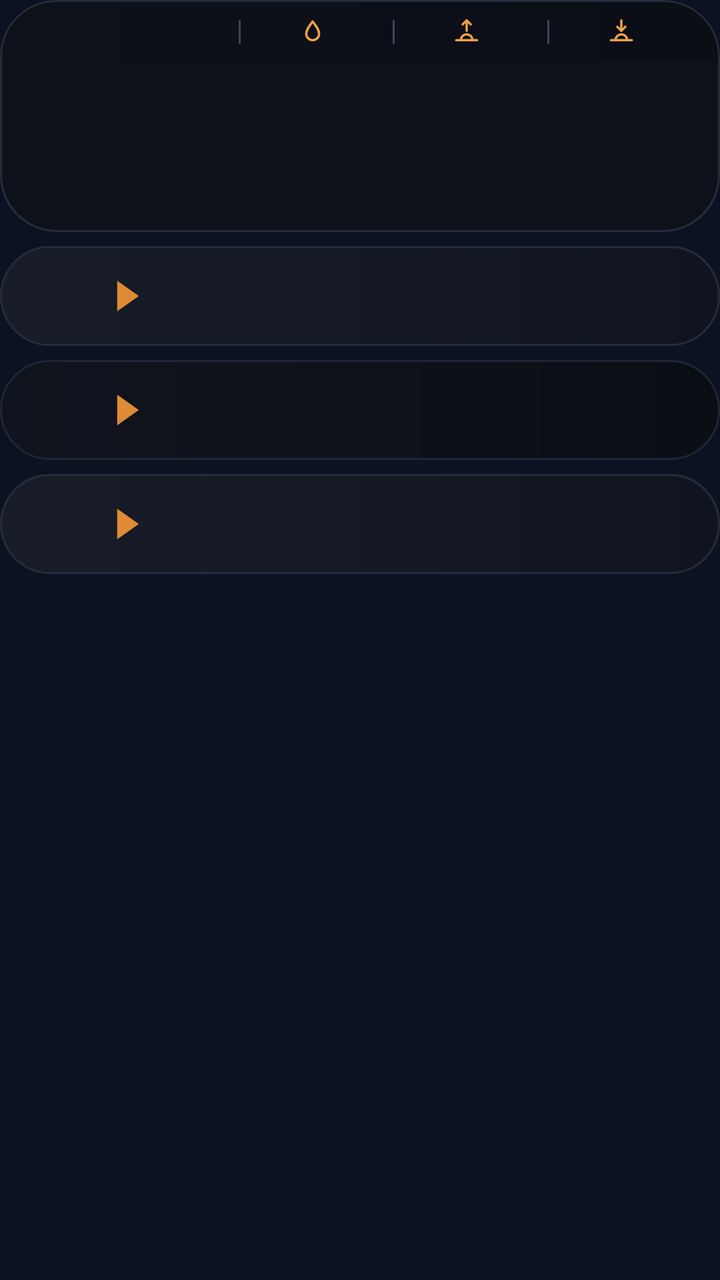
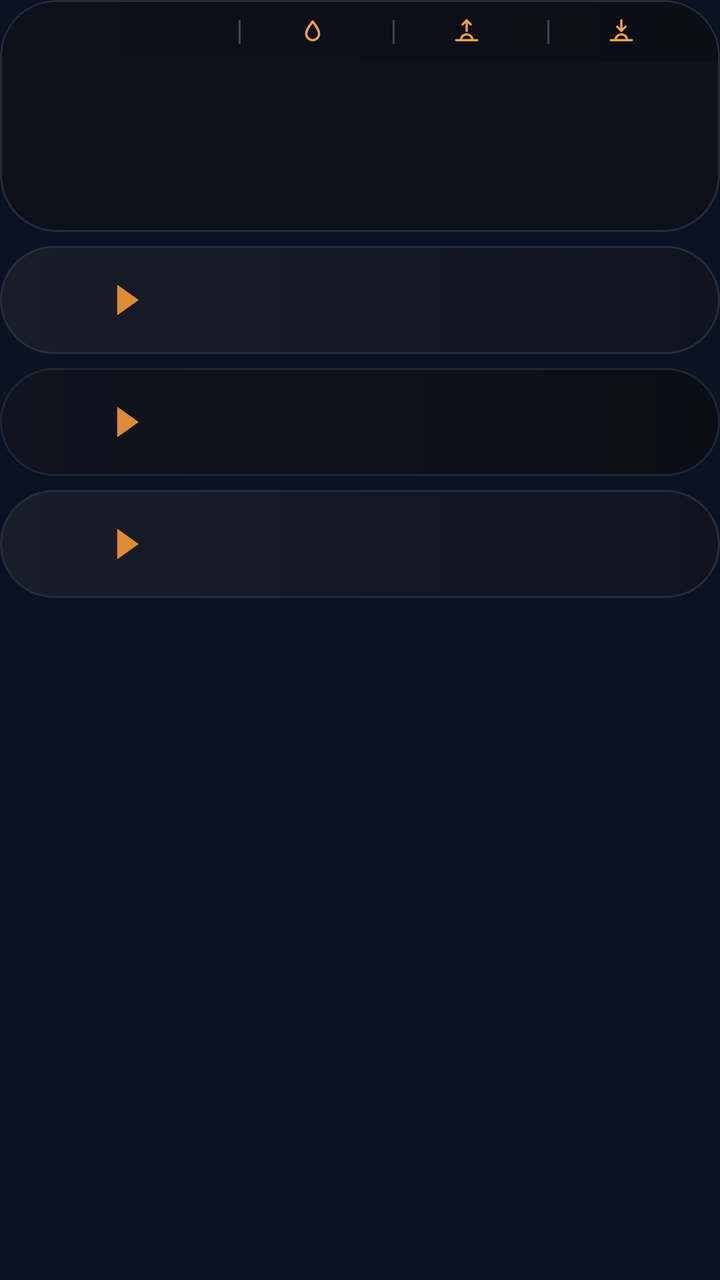

Compare the two renders of this Android layout. The source of the first and the diff that turns it into the second are given below.
<!-- AndroidManifest.xml: application theme AppTheme -->
<!-- res/layout/widget_k3.xml -->
<?xml version="1.0" encoding="utf-8"?>
<FrameLayout xmlns:android="http://schemas.android.com/apk/res/android"
    android:id="@+id/root"
    android:layout_width="match_parent"
    android:layout_height="match_parent"
    android:padding="0dp">

    <LinearLayout
        android:layout_width="match_parent"
        android:layout_height="wrap_content"
        android:orientation="vertical">
        <LinearLayout
            android:layout_width="match_parent"
            android:layout_height="wrap_content"
            android:background="@drawable/cur_clocks"
            android:clipToOutline="true"
            android:orientation="vertical"
            android:padding="1dp">
        <LinearLayout
            android:layout_width="match_parent"
            android:layout_height="30dp"
            android:orientation="horizontal"
            android:gravity="center"
            android:background="@drawable/cur_header_top"
            android:paddingStart="8dp"
            android:paddingEnd="8dp">
            <LinearLayout
                android:layout_width="0dp"
                android:layout_height="match_parent"
                android:layout_weight="1.45"
                android:gravity="center"
                android:orientation="horizontal">
                <ImageView
                    android:id="@+id/hdr_feels"
                    android:layout_width="wrap_content"
                    android:layout_height="18dp"
                    android:adjustViewBounds="true"
                    android:scaleType="fitCenter" />
            </LinearLayout>
            <ImageView
                android:id="@+id/sep0"
                android:layout_width="1dp"
                android:layout_height="12dp"
                android:src="@drawable/cur_sep"
                android:scaleType="fitXY" />
            <LinearLayout
                android:layout_width="0dp"
                android:layout_height="match_parent"
                android:layout_weight="1"
                android:gravity="center"
                android:orientation="horizontal">
                <ImageView
                    android:id="@+id/ic0"
                    android:layout_width="14dp"
                    android:layout_height="14dp"
                    android:src="@drawable/ic_drop"
                    android:scaleType="fitCenter" />
                <ImageView
                    android:id="@+id/hdr_hum"
                    android:layout_width="wrap_content"
                    android:layout_height="18dp"
                    android:adjustViewBounds="true"
                    android:layout_marginStart="4dp"
                    android:scaleType="fitCenter" />
            </LinearLayout>
            <ImageView
                android:id="@+id/sep1"
                android:layout_width="1dp"
                android:layout_height="12dp"
                android:src="@drawable/cur_sep"
                android:scaleType="fitXY" />
            <LinearLayout
                android:layout_width="0dp"
                android:layout_height="match_parent"
                android:layout_weight="1"
                android:gravity="center"
                android:orientation="horizontal">
                <ImageView
                    android:id="@+id/ic1"
                    android:layout_width="14dp"
                    android:layout_height="14dp"
                    android:src="@drawable/ic_sunrise"
                    android:scaleType="fitCenter" />
                <ImageView
                    android:id="@+id/hdr_rise"
                    android:layout_width="wrap_content"
                    android:layout_height="18dp"
                    android:adjustViewBounds="true"
                    android:layout_marginStart="4dp"
                    android:scaleType="fitCenter" />
            </LinearLayout>
            <ImageView
                android:id="@+id/sep2"
                android:layout_width="1dp"
                android:layout_height="12dp"
                android:src="@drawable/cur_sep"
                android:scaleType="fitXY" />
            <LinearLayout
                android:layout_width="0dp"
                android:layout_height="match_parent"
                android:layout_weight="1"
                android:gravity="center"
                android:orientation="horizontal">
                <ImageView
                    android:id="@+id/ic2"
                    android:layout_width="14dp"
                    android:layout_height="14dp"
                    android:src="@drawable/ic_sunset"
                    android:scaleType="fitCenter" />
                <ImageView
                    android:id="@+id/hdr_set"
                    android:layout_width="wrap_content"
                    android:layout_height="18dp"
                    android:adjustViewBounds="true"
                    android:layout_marginStart="4dp"
                    android:scaleType="fitCenter" />
            </LinearLayout>
        </LinearLayout>
        <LinearLayout
            android:layout_width="match_parent"
            android:layout_height="84dp"
            android:orientation="horizontal"
            android:padding="0dp">
            <FrameLayout
                android:layout_width="0dp"
                android:layout_height="match_parent"
                android:layout_weight="1">
                <LinearLayout
                    android:layout_width="match_parent"
                    android:layout_height="match_parent"
                    android:orientation="horizontal">
                    <ImageView
                        android:id="@+id/clk_bg_0a"
                        android:layout_width="28dp"
                        android:layout_height="match_parent"
                        android:scaleType="fitXY" />
                    <ImageView
                        android:id="@+id/clk_bg_0"
                        android:layout_width="0dp"
                        android:layout_height="match_parent"
                        android:layout_weight="1"
                        android:scaleType="fitXY" />
                </LinearLayout>
                <LinearLayout
                    android:layout_width="match_parent"
                    android:layout_height="match_parent"
                    android:orientation="vertical"
                    android:gravity="center"
                    android:paddingBottom="7dp"
                android:paddingStart="2dp"
                    android:paddingEnd="2dp">
                    <ImageView
                        android:id="@+id/clk_day_0"
                        android:layout_width="match_parent"
                        android:layout_height="16dp"
                        android:scaleType="fitCenter" />
                    <ImageView
                        android:id="@+id/clk_time_0"
                        android:layout_width="match_parent"
                        android:layout_height="30dp"
                        android:scaleType="fitCenter" />
                    <ImageView
                        android:id="@+id/clk_city_0"
                        android:layout_width="match_parent"
                        android:layout_height="17dp"
                        android:layout_marginTop="-3dp"
                        android:scaleType="fitCenter" />
                </LinearLayout>
            </FrameLayout>
            <FrameLayout
                android:layout_width="0dp"
                android:layout_height="match_parent"
                android:layout_weight="1">
                <ImageView
                    android:id="@+id/clk_bg_1"
                    android:layout_width="match_parent"
                    android:layout_height="match_parent"
                    android:scaleType="fitXY" />
                <LinearLayout
                    android:layout_width="match_parent"
                    android:layout_height="match_parent"
                    android:orientation="vertical"
                    android:gravity="center"
                    android:paddingBottom="7dp"
                android:paddingStart="2dp"
                    android:paddingEnd="2dp">
                    <ImageView
                        android:id="@+id/clk_day_1"
                        android:layout_width="match_parent"
                        android:layout_height="16dp"
                        android:scaleType="fitCenter" />
                    <ImageView
                        android:id="@+id/clk_time_1"
                        android:layout_width="match_parent"
                        android:layout_height="30dp"
                        android:scaleType="fitCenter" />
                    <ImageView
                        android:id="@+id/clk_city_1"
                        android:layout_width="match_parent"
                        android:layout_height="17dp"
                        android:layout_marginTop="-3dp"
                        android:scaleType="fitCenter" />
                </LinearLayout>
            </FrameLayout>
            <FrameLayout
                android:layout_width="0dp"
                android:layout_height="match_parent"
                android:layout_weight="1">
                <ImageView
                    android:id="@+id/clk_bg_2"
                    android:layout_width="match_parent"
                    android:layout_height="match_parent"
                    android:scaleType="fitXY" />
                <LinearLayout
                    android:layout_width="match_parent"
                    android:layout_height="match_parent"
                    android:orientation="vertical"
                    android:gravity="center"
                    android:paddingBottom="7dp"
                android:paddingStart="2dp"
                    android:paddingEnd="2dp">
                    <ImageView
                        android:id="@+id/clk_day_2"
                        android:layout_width="match_parent"
                        android:layout_height="16dp"
                        android:scaleType="fitCenter" />
                    <ImageView
                        android:id="@+id/clk_time_2"
                        android:layout_width="match_parent"
                        android:layout_height="30dp"
                        android:scaleType="fitCenter" />
                    <ImageView
                        android:id="@+id/clk_city_2"
                        android:layout_width="match_parent"
                        android:layout_height="17dp"
                        android:layout_marginTop="-3dp"
                        android:scaleType="fitCenter" />
                </LinearLayout>
            </FrameLayout>
            <FrameLayout
                android:layout_width="0dp"
                android:layout_height="match_parent"
                android:layout_weight="1">
                <LinearLayout
                    android:layout_width="match_parent"
                    android:layout_height="match_parent"
                    android:orientation="horizontal">
                    <ImageView
                        android:id="@+id/clk_bg_3"
                        android:layout_width="0dp"
                        android:layout_height="match_parent"
                        android:layout_weight="1"
                        android:scaleType="fitXY" />
                    <ImageView
                        android:id="@+id/clk_bg_3a"
                        android:layout_width="28dp"
                        android:layout_height="match_parent"
                        android:scaleType="fitXY" />
                </LinearLayout>
                <LinearLayout
                    android:layout_width="match_parent"
                    android:layout_height="match_parent"
                    android:orientation="vertical"
                    android:gravity="center"
                    android:paddingBottom="7dp"
                android:paddingStart="2dp"
                    android:paddingEnd="2dp">
                    <ImageView
                        android:id="@+id/clk_day_3"
                        android:layout_width="match_parent"
                        android:layout_height="16dp"
                        android:scaleType="fitCenter" />
                    <ImageView
                        android:id="@+id/clk_time_3"
                        android:layout_width="match_parent"
                        android:layout_height="30dp"
                        android:scaleType="fitCenter" />
                    <ImageView
                        android:id="@+id/clk_city_3"
                        android:layout_width="match_parent"
                        android:layout_height="17dp"
                        android:layout_marginTop="-3dp"
                        android:scaleType="fitCenter" />
                </LinearLayout>
            </FrameLayout>
        </LinearLayout>
        </LinearLayout>
        <LinearLayout
            android:layout_width="match_parent"
            android:layout_height="50dp"
            android:orientation="horizontal"
            android:gravity="center_vertical"
            android:layout_marginTop="7dp"
            android:background="@drawable/cur_row_light"
            android:paddingStart="14dp"
            android:paddingEnd="22dp">
            <LinearLayout
                android:layout_width="wrap_content"
                android:layout_height="wrap_content"
                android:orientation="horizontal"
                android:gravity="center_vertical">
                <ImageView
                    android:id="@+id/fl_a_0"
                    android:layout_width="30dp"
                    android:layout_height="30dp"
                    android:scaleType="fitCenter" />
                <ImageView
                    android:id="@+id/code_a_0"
                    android:layout_width="wrap_content"
                    android:layout_height="22dp"
                    android:adjustViewBounds="true"
                    android:layout_marginStart="6dp"
                    android:scaleType="fitStart" />
                <ImageView
                    android:id="@+id/arrow_0"
                    android:layout_width="12dp"
                    android:layout_height="16dp"
                    android:src="@drawable/cur_arrow"
                    android:layout_marginStart="8dp"
                    android:layout_marginEnd="10dp"
                    android:scaleType="fitCenter" />
                <ImageView
                    android:id="@+id/fl_b_0"
                    android:layout_width="30dp"
                    android:layout_height="30dp"
                    android:scaleType="fitCenter" />
                <ImageView
                    android:id="@+id/code_b_0"
                    android:layout_width="wrap_content"
                    android:layout_height="22dp"
                    android:adjustViewBounds="true"
                    android:layout_marginStart="6dp"
                    android:scaleType="fitStart" />
            </LinearLayout>
            <FrameLayout
                android:layout_width="0dp"
                android:layout_height="1dp"
                android:layout_weight="1" />
            <LinearLayout
                android:layout_width="116dp"
                android:layout_height="wrap_content"
                android:orientation="vertical"
                android:layout_marginStart="6dp">
                <LinearLayout
                    android:layout_width="match_parent"
                    android:layout_height="wrap_content"
                    android:orientation="horizontal"
                    android:gravity="center_vertical">
                    <ImageView
                        android:id="@+id/mkt_lbl_0"
                        android:layout_width="48dp"
                        android:layout_height="16dp"
                        android:scaleType="fitStart" />
                    <ImageView
                        android:id="@+id/mkt_val_0"
                        android:layout_width="0dp"
                        android:layout_height="16dp"
                        android:layout_weight="1"
                        android:scaleType="fitEnd" />
                </LinearLayout>
                <LinearLayout
                    android:layout_width="match_parent"
                    android:layout_height="wrap_content"
                    android:orientation="horizontal"
                    android:gravity="center_vertical"
                    android:layout_marginTop="1dp">
                    <ImageView
                        android:id="@+id/visa_logo_0"
                        android:layout_width="48dp"
                        android:layout_height="16dp"
                        android:scaleType="fitStart" />
                    <ImageView
                        android:id="@+id/visa_val_0"
                        android:layout_width="0dp"
                        android:layout_height="16dp"
                        android:layout_weight="1"
                        android:scaleType="fitEnd" />
                </LinearLayout>
            </LinearLayout>
        </LinearLayout>
        <LinearLayout
            android:layout_width="match_parent"
            android:layout_height="50dp"
            android:orientation="horizontal"
            android:gravity="center_vertical"
            android:layout_marginTop="7dp"
            android:background="@drawable/cur_row_dark"
            android:paddingStart="14dp"
            android:paddingEnd="22dp">
            <LinearLayout
                android:layout_width="wrap_content"
                android:layout_height="wrap_content"
                android:orientation="horizontal"
                android:gravity="center_vertical">
                <ImageView
                    android:id="@+id/fl_a_1"
                    android:layout_width="30dp"
                    android:layout_height="30dp"
                    android:scaleType="fitCenter" />
                <ImageView
                    android:id="@+id/code_a_1"
                    android:layout_width="wrap_content"
                    android:layout_height="22dp"
                    android:adjustViewBounds="true"
                    android:layout_marginStart="6dp"
                    android:scaleType="fitStart" />
                <ImageView
                    android:id="@+id/arrow_1"
                    android:layout_width="12dp"
                    android:layout_height="16dp"
                    android:src="@drawable/cur_arrow"
                    android:layout_marginStart="8dp"
                    android:layout_marginEnd="10dp"
                    android:scaleType="fitCenter" />
                <ImageView
                    android:id="@+id/fl_b_1"
                    android:layout_width="30dp"
                    android:layout_height="30dp"
                    android:scaleType="fitCenter" />
                <ImageView
                    android:id="@+id/code_b_1"
                    android:layout_width="wrap_content"
                    android:layout_height="22dp"
                    android:adjustViewBounds="true"
                    android:layout_marginStart="6dp"
                    android:scaleType="fitStart" />
            </LinearLayout>
            <FrameLayout
                android:layout_width="0dp"
                android:layout_height="1dp"
                android:layout_weight="1" />
            <LinearLayout
                android:layout_width="116dp"
                android:layout_height="wrap_content"
                android:orientation="vertical"
                android:layout_marginStart="6dp">
                <LinearLayout
                    android:layout_width="match_parent"
                    android:layout_height="wrap_content"
                    android:orientation="horizontal"
                    android:gravity="center_vertical">
                    <ImageView
                        android:id="@+id/mkt_lbl_1"
                        android:layout_width="48dp"
                        android:layout_height="16dp"
                        android:scaleType="fitStart" />
                    <ImageView
                        android:id="@+id/mkt_val_1"
                        android:layout_width="0dp"
                        android:layout_height="16dp"
                        android:layout_weight="1"
                        android:scaleType="fitEnd" />
                </LinearLayout>
                <LinearLayout
                    android:layout_width="match_parent"
                    android:layout_height="wrap_content"
                    android:orientation="horizontal"
                    android:gravity="center_vertical"
                    android:layout_marginTop="1dp">
                    <ImageView
                        android:id="@+id/visa_logo_1"
                        android:layout_width="48dp"
                        android:layout_height="16dp"
                        android:scaleType="fitStart" />
                    <ImageView
                        android:id="@+id/visa_val_1"
                        android:layout_width="0dp"
                        android:layout_height="16dp"
                        android:layout_weight="1"
                        android:scaleType="fitEnd" />
                </LinearLayout>
            </LinearLayout>
        </LinearLayout>
        <LinearLayout
            android:layout_width="match_parent"
            android:layout_height="50dp"
            android:orientation="horizontal"
            android:gravity="center_vertical"
            android:layout_marginTop="7dp"
            android:background="@drawable/cur_row_light"
            android:paddingStart="14dp"
            android:paddingEnd="22dp">
            <LinearLayout
                android:layout_width="wrap_content"
                android:layout_height="wrap_content"
                android:orientation="horizontal"
                android:gravity="center_vertical">
                <ImageView
                    android:id="@+id/fl_a_2"
                    android:layout_width="30dp"
                    android:layout_height="30dp"
                    android:scaleType="fitCenter" />
                <ImageView
                    android:id="@+id/code_a_2"
                    android:layout_width="wrap_content"
                    android:layout_height="22dp"
                    android:adjustViewBounds="true"
                    android:layout_marginStart="6dp"
                    android:scaleType="fitStart" />
                <ImageView
                    android:id="@+id/arrow_2"
                    android:layout_width="12dp"
                    android:layout_height="16dp"
                    android:src="@drawable/cur_arrow"
                    android:layout_marginStart="8dp"
                    android:layout_marginEnd="10dp"
                    android:scaleType="fitCenter" />
                <ImageView
                    android:id="@+id/fl_b_2"
                    android:layout_width="30dp"
                    android:layout_height="30dp"
                    android:scaleType="fitCenter" />
                <ImageView
                    android:id="@+id/code_b_2"
                    android:layout_width="wrap_content"
                    android:layout_height="22dp"
                    android:adjustViewBounds="true"
                    android:layout_marginStart="6dp"
                    android:scaleType="fitStart" />
            </LinearLayout>
            <FrameLayout
                android:layout_width="0dp"
                android:layout_height="1dp"
                android:layout_weight="1" />
            <LinearLayout
                android:layout_width="116dp"
                android:layout_height="wrap_content"
                android:orientation="vertical"
                android:layout_marginStart="6dp">
                <LinearLayout
                    android:layout_width="match_parent"
                    android:layout_height="wrap_content"
                    android:orientation="horizontal"
                    android:gravity="center_vertical">
                    <ImageView
                        android:id="@+id/mkt_lbl_2"
                        android:layout_width="48dp"
                        android:layout_height="16dp"
                        android:scaleType="fitStart" />
                    <ImageView
                        android:id="@+id/mkt_val_2"
                        android:layout_width="0dp"
                        android:layout_height="16dp"
                        android:layout_weight="1"
                        android:scaleType="fitEnd" />
                </LinearLayout>
                <LinearLayout
                    android:layout_width="match_parent"
                    android:layout_height="wrap_content"
                    android:orientation="horizontal"
                    android:gravity="center_vertical"
                    android:layout_marginTop="1dp">
                    <ImageView
                        android:id="@+id/visa_logo_2"
                        android:layout_width="48dp"
                        android:layout_height="16dp"
                        android:scaleType="fitStart" />
                    <ImageView
                        android:id="@+id/visa_val_2"
                        android:layout_width="0dp"
                        android:layout_height="16dp"
                        android:layout_weight="1"
                        android:scaleType="fitEnd" />
                </LinearLayout>
            </LinearLayout>
        </LinearLayout>
    </LinearLayout>
</FrameLayout>
<!-- resources referenced by this layout -->
<resources>
  <!-- drawable cur_arrow (drawable) -->
  <?xml version="1.0" encoding="utf-8"?>
  <vector xmlns:android="http://schemas.android.com/apk/res/android" android:width="20dp" android:height="26dp" android:viewportWidth="20" android:viewportHeight="26">
      <path android:fillColor="#FFDF8B35" android:pathData="M1,0L1,26L19,13Z" />
  </vector>
  <!-- drawable cur_clocks (drawable) -->
  <?xml version="1.0" encoding="utf-8"?>
  <shape xmlns:android="http://schemas.android.com/apk/res/android" android:shape="rectangle">
      <gradient android:angle="0" android:startColor="#FF0E111A" android:endColor="#FF0E111A" />
      <stroke android:width="1dp" android:color="#FF252C3C" />
      <corners android:radius="@dimen/widget_radius" />
  </shape>
  <!-- drawable cur_header_top (drawable) -->
  <?xml version="1.0" encoding="utf-8"?>
  <shape xmlns:android="http://schemas.android.com/apk/res/android" android:shape="rectangle">
      <gradient android:angle="0" android:startColor="#FF0E111A" android:endColor="#FF0B0E15" />
      <corners android:topLeftRadius="@dimen/widget_radius_inner" android:topRightRadius="@dimen/widget_radius_inner" />
  </shape>
  <!-- drawable cur_row_dark (drawable) -->
  <?xml version="1.0" encoding="utf-8"?>
  <shape xmlns:android="http://schemas.android.com/apk/res/android" android:shape="rectangle">
      <gradient android:angle="0" android:startColor="#FF11141E" android:endColor="#FF0B0E15" />
      <stroke android:width="1dp" android:color="#FF1F2636" />
      <corners android:radius="@dimen/widget_radius" />
  </shape>
  <!-- drawable cur_row_light (drawable) -->
  <?xml version="1.0" encoding="utf-8"?>
  <shape xmlns:android="http://schemas.android.com/apk/res/android" android:shape="rectangle">
      <gradient android:angle="0" android:startColor="#FF181D28" android:endColor="#FF11141E" />
      <stroke android:width="1dp" android:color="#FF252C3C" />
      <corners android:radius="@dimen/widget_radius" />
  </shape>
  <!-- drawable cur_sep (drawable) -->
  <?xml version="1.0" encoding="utf-8"?>
  <shape xmlns:android="http://schemas.android.com/apk/res/android" android:shape="rectangle"><solid android:color="#FF3A4560" /></shape>
  <!-- drawable ic_drop (drawable) -->
  <?xml version="1.0" encoding="utf-8"?>
  <vector xmlns:android="http://schemas.android.com/apk/res/android" android:width="24dp" android:height="24dp" android:viewportWidth="24" android:viewportHeight="24">
      <path android:strokeColor="#FFF0A04B" android:strokeWidth="2" android:strokeLineJoin="round" android:fillColor="#00000000"
          android:pathData="M12,3C15,7 17.5,10 17.5,13.5A5.5,5.5 0,0 1,6.5 13.5C6.5,10 9,7 12,3Z" />
  </vector>
  <!-- drawable ic_sunset (drawable) -->
  <?xml version="1.0" encoding="utf-8"?>
  <vector xmlns:android="http://schemas.android.com/apk/res/android" android:width="24dp" android:height="24dp" android:viewportWidth="24" android:viewportHeight="24">
      <path android:strokeColor="#FFF0A04B" android:strokeWidth="2" android:strokeLineCap="round" android:strokeLineJoin="round" android:fillColor="#00000000"
          android:pathData="M3,19L21,19M7,19A5,5 0,0 1,17 19M12,2L12,11M8.5,7.5L12,11L15.5,7.5" />
  </vector>
  <style name="AppTheme" parent="@android:style/Theme.DeviceDefault.NoActionBar">
          <item name="android:colorAccent">#DF8B35</item>
          <item name="android:colorControlActivated">#DF8B35</item>
          <item name="android:windowBackground">#0B1322</item>
          <item name="android:statusBarColor">#0E111A</item>
          <item name="android:navigationBarColor">#0B1322</item>
          <item name="android:textColorHint">#718096</item>
      </style>
  <dimen name="widget_radius">28dp</dimen>
  <dimen name="widget_radius_inner">27dp</dimen>
  <!-- unchanged entries left out for length: 1 -->
</resources>

<!-- the commit's change to res/layout/widget_k3.xml (unified diff, before → after) -->
@@ -287,7 +287,7 @@
         </LinearLayout>
         <LinearLayout
             android:layout_width="match_parent"
-            android:layout_height="50dp"
+            android:layout_height="54dp"
             android:orientation="horizontal"
             android:gravity="center_vertical"
             android:layout_marginTop="7dp"
@@ -380,7 +380,7 @@
         </LinearLayout>
         <LinearLayout
             android:layout_width="match_parent"
-            android:layout_height="50dp"
+            android:layout_height="54dp"
             android:orientation="horizontal"
             android:gravity="center_vertical"
             android:layout_marginTop="7dp"
@@ -473,7 +473,7 @@
         </LinearLayout>
         <LinearLayout
             android:layout_width="match_parent"
-            android:layout_height="50dp"
+            android:layout_height="54dp"
             android:orientation="horizontal"
             android:gravity="center_vertical"
             android:layout_marginTop="7dp"
